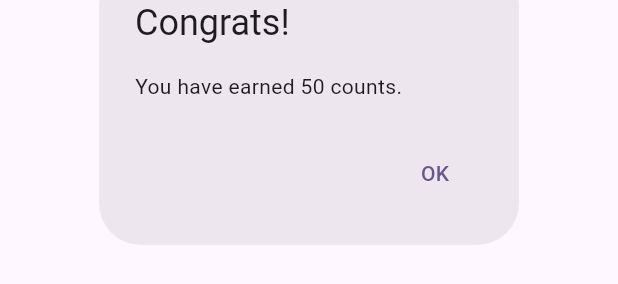
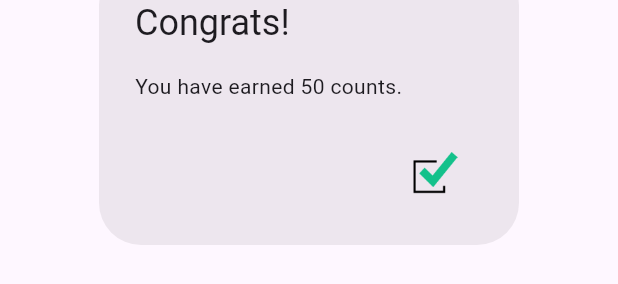
Before and after one commit to walkerhsu/meichu_Google, a Flutter app: the ClaimReward widget shown alone on an empty page, opened directly with empty values, on a phone screen of 412 x 824 dp. Shown: the part 514-798 px from the top of the screen. Run offline on Flutter 3.47's test engine with Material 2 defaults, Android fonts, the phone set to English and light mode, and no system bars; our stand-ins replace firebase_core, get, loading_animation_widget, rflutter_alert; accounts and stored records are empty.

Commit message:
remove unnecessary code & modify OK button

```diff
--- a/gesture_memorize/lib/Pages/Game_Page/game.dart
+++ b/gesture_memorize/lib/Pages/Game_Page/game.dart
@@ -321,7 +321,10 @@ class _ClaimRewardState extends State<ClaimReward> {
       actions: <Widget>[
         TextButton(
           onPressed: onClaimRewardOK,
-          child: const Text('OK'),
+          child: SizedBox(
+              width: 30,
+              height: 30,
+              child: Image.asset("assets/images/ok.png")),
         ),
       ],
     );
--- a/gesture_memorize/lib/Pages/Note_Page/editing_page.dart
+++ b/gesture_memorize/lib/Pages/Note_Page/editing_page.dart
@@ -4,6 +4,7 @@ import 'package:gesture_memorize/Components/Navigators/bottom_navigation.dart';
 import 'package:gesture_memorize/Constants/app_color.dart';
 import 'package:gesture_memorize/global.dart';
 import 'package:gesture_memorize/Infomations/note_card_info.dart';
+import 'package:intl/intl.dart';
 
 class EditingPage extends StatefulWidget {
   const EditingPage({super.key});
@@ -171,7 +172,8 @@ class _EditingPageState extends State<EditingPage> {
               SizedBox(
                 height: MediaQuery.of(context).size.height / 30,
               ),
-              Text(date),
+              Text(
+                  'Created At: ${DateFormat("yyyy-MM-dd hh:mm:ss").format(DateTime.parse(date))}'),
               SizedBox(
                 height: MediaQuery.of(context).size.height / 30,
               ),
```
